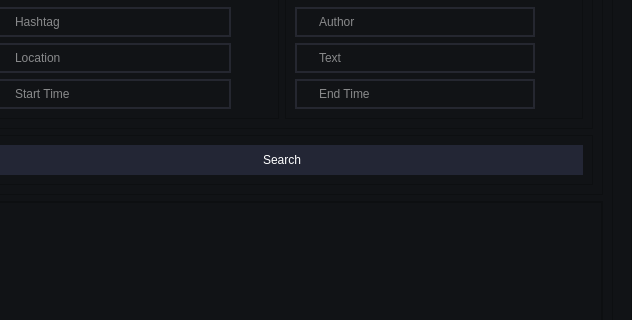
The window that GUI/ui_main.ui (sirasit-kmutnb/Software-Development-II) describes before a commit, drawn with Qt 5; both pictures show x 168 to 800 and y 92 to 412 of the 800 by 600 pixel window.
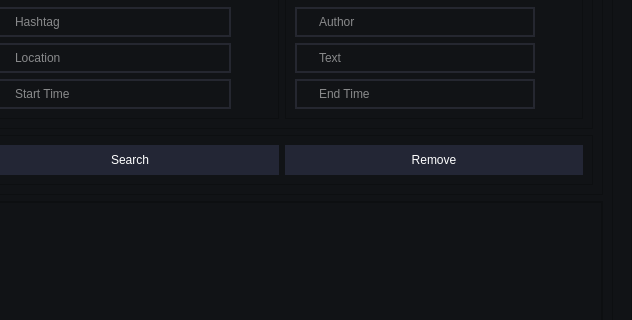
The same window after the commit. The open tabs and pages were chosen to show the change.

What changed in the file:
```diff
--- a/GUI/ui_main.ui
+++ b/GUI/ui_main.ui
@@ -890,6 +890,33 @@
                          </property>
                         </widget>
                        </item>
+                       <item>
+                        <widget class="QPushButton" name="Remove">
+                         <property name="minimumSize">
+                          <size>
+                           <width>0</width>
+                           <height>30</height>
+                          </size>
+                         </property>
+                         <property name="styleSheet">
+                          <string notr="true">QPushButton {
+	color: rgb(255, 255, 255);
+	background-color: rgb(35, 38, 53);
+	border: 0px solid;
+}
+QPushButton:hover {
+	background-color: rgb(49, 54, 80);
+}
+
+QPushButton:checked {
+	background-color: rgb(49, 54, 80);
+}</string>
+                         </property>
+                         <property name="text">
+                          <string>Remove</string>
+                         </property>
+                        </widget>
+                       </item>
                       </layout>
                      </widget>
                     </item>
```
